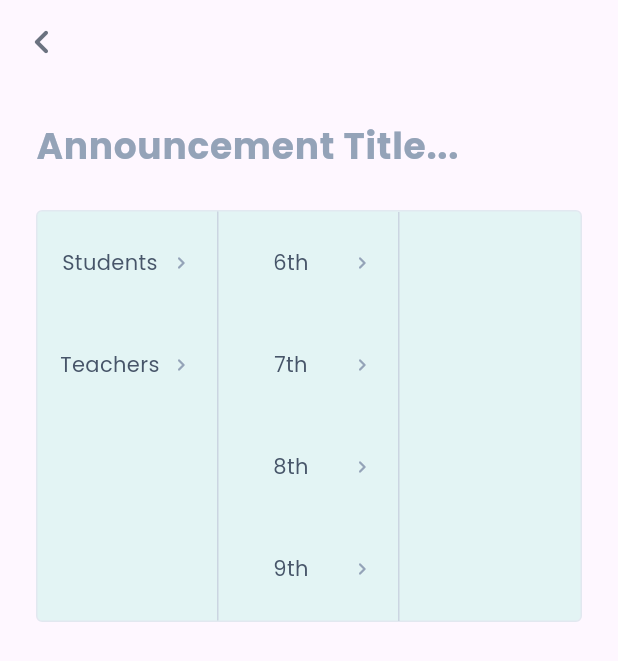
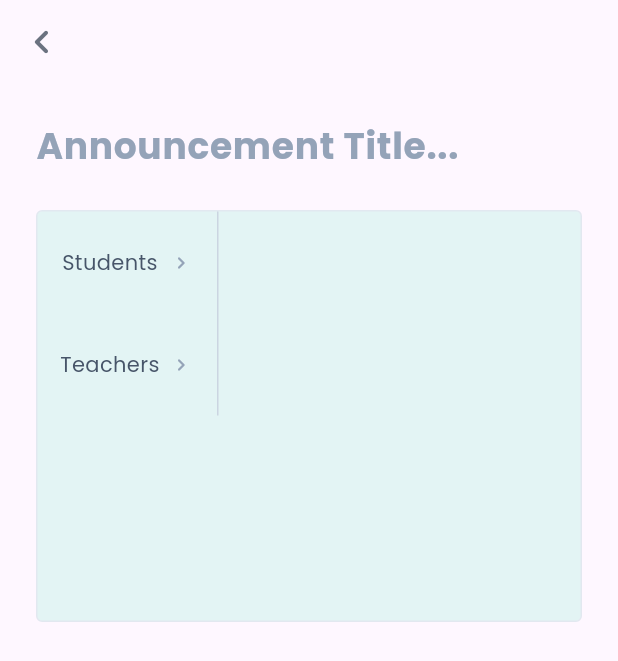
Before and after one commit to Aadv1k/Project_CampusPilot, a Flutter app: the screen it shows after launch, on a phone screen of 412 x 824 dp. Shown: the top 661 px of the screen. Run offline on Flutter 3.47's test engine with Material 3 defaults, Android fonts, the phone set to English and light mode, and no system bars; our stand-ins replace flutter_otp_text_field, flutter_secure_storage, google_fonts, jwt_decoder, mask_text_input_formatter.

Commit message:
Implement early scope selector

```diff
--- /dev/null
+++ b/app/lib/components/scope_selector.dart
@@ -0,0 +1,204 @@
+import 'package:app/utils/colors.dart';
+import 'package:app/utils/sizes.dart';
+import 'package:flutter/material.dart';
+
+
+class ScopeStructure {
+  ScopeStructure({
+    required this.value,
+    required this.userReadable,
+    this.children = const [],
+  });
+
+  String value;
+  String userReadable;
+  List<ScopeStructure> children;
+}
+
+final baseStructure = [
+  ScopeStructure(
+    value: "students",
+    userReadable: "Students",
+    children: [
+      ScopeStructure(
+        value: "8",
+        userReadable: "8th Grade",
+        children: [
+          ScopeStructure(value: "8A", userReadable: "A", children: []),
+          ScopeStructure(value: "8B", userReadable: "B", children: []),
+          ScopeStructure(value: "8C", userReadable: "C", children: []),
+        ],
+      ),
+      ScopeStructure(
+        value: "9",
+        userReadable: "9th Grade",
+        children: [
+          ScopeStructure(value: "9A", userReadable: "A", children: []),
+          ScopeStructure(value: "9B", userReadable: "B", children: []),
+          ScopeStructure(value: "9C", userReadable: "C", children: []),
+        ],
+      ),
+      ScopeStructure(
+        value: "10",
+        userReadable: "10th Grade",
+        children: [
+          ScopeStructure(value: "10A", userReadable: "A", children: []),
+          ScopeStructure(value: "10B", userReadable: "B", children: []),
+          ScopeStructure(value: "10C", userReadable: "C", children: []),
+        ],
+      ),
+    ],
+  ),
+  ScopeStructure(
+    value: "teachers",
+    userReadable: "Teachers",
+    children: [
+      ScopeStructure(
+        value: "math",
+        userReadable: "Math Department",
+        children: [
+          ScopeStructure(value: "algebra", userReadable: "Algebra", children: []),
+          ScopeStructure(value: "geometry", userReadable: "Geometry", children: []),
+          ScopeStructure(value: "calculus", userReadable: "Calculus", children: []),
+        ],
+      ),
+      ScopeStructure(
+        value: "science",
+        userReadable: "Science Department",
+        children: [
+          ScopeStructure(value: "physics", userReadable: "Physics", children: []),
+          ScopeStructure(value: "chemistry", userReadable: "Chemistry", children: []),
+          ScopeStructure(value: "biology", userReadable: "Biology", children: []),
+        ],
+      ),
+      ScopeStructure(
+        value: "languages",
+        userReadable: "Languages Department",
+        children: [
+          ScopeStructure(value: "english", userReadable: "English", children: []),
+          ScopeStructure(value: "spanish", userReadable: "Spanish", children: []),
+          ScopeStructure(value: "french", userReadable: "French", children: []),
+        ],
+      ),
+    ],
+  ),
+];
+
+class ScopeSelector extends StatefulWidget {
+  const ScopeSelector({
+    Key? key,
+  }) : super(key: key);
+
+  @override
+  State<ScopeSelector> createState() => _ScopeSelectorState();
+}
+
+class _ScopeSelectorState extends State<ScopeSelector> {
+  List<Widget> openedColumns = [Column(), Column(), Column()];
+
+  @override
+  void initState() {
+    super.initState();
+    openedColumns[0] = Column(
+      children: _genericStructureBuilder(baseStructure, (value) {
+        var second = baseStructure.firstWhere((elem) => elem.value == value);
+        setState(() {
+          openedColumns[1] = Column(
+            children: _genericStructureBuilder(second.children, (childValue) {
+              var third = second.children.firstWhere((elem) => elem.value == childValue);
+              setState(() {
+                openedColumns[2] = Column(
+                  children: _genericStructureBuilder(third.children, (grandChildValue) {})
+                );
+              });
+            })
+          );
+        });
+      }),
+    );
+
+
+  }
+
+  List<Widget> _genericStructureBuilder(List<dynamic> structure, Function(String) onTap) {
+    List<Widget> genericWidgetList = [];
+
+    for (var elem in structure) {
+      genericWidgetList.add(
+        ScopeSelectorItem(text: elem.userReadable, onTap: () => onTap(elem.value), onLongPress: () {}),
+      );
+    }
+
+    return genericWidgetList;
+  }
+
+  @override
+  Widget build(BuildContext context) {
+    return Container(
+      height: MediaQuery.of(context).size.height / 3,
+      width: double.infinity,
+      padding: const EdgeInsets.symmetric(horizontal: 0, vertical: 0),
+      decoration: BoxDecoration(
+        color: Palette.offWhite100,
+        border: Border.all(color: Palette.slate200, width: 1),
+        borderRadius: BorderRadius.circular(Radii.sm),
+      ),
+      child: Row(
+        mainAxisAlignment: MainAxisAlignment.start,
+        crossAxisAlignment: CrossAxisAlignment.start,
+        children: openedColumns.map((column) {
+          return Expanded(
+            child: Container(
+              decoration: const BoxDecoration(border: Border(right: BorderSide(color: Palette.slate300, width: 1))),
+              child: SingleChildScrollView(child: column),
+            ),
+          );
+        }).toList(),
+      ),
+    );
+  }
+}
+
+
+class ScopeSelectorItem extends StatelessWidget {
+  const ScopeSelectorItem({required this.text, super.key, this.active, required this.onTap, required this.onLongPress});
+
+  final String text;
+  final bool? active;
+
+  final Function() onTap;
+  final Function() onLongPress;
+
+  final double _accentBorderSize = 5;
+
+  @override
+  Widget build(BuildContext context) {
+    return GestureDetector(
+      onLongPress: onLongPress,
+      onTap: onTap,
+      child: Container(
+        decoration: BoxDecoration(
+          color: active != null ? Palette.lightBlue.withOpacity(0.3) : null,
+          border: Border(left: BorderSide(color: active == true ? Palette.lightBlue : Colors.transparent, width: _accentBorderSize)),
+        ),
+
+        padding: const EdgeInsets.only(left: Spacing.xs, right: Spacing.md, top: Spacing.lg, bottom: Spacing.lg),
+        child: Row(
+          mainAxisAlignment: MainAxisAlignment.spaceBetween,
+          children: [
+            Expanded(
+              child: Text(text,
+                  textAlign: TextAlign.center,
+                  style: const TextStyle(
+                    fontSize: FontSize.sm,
+                    color: Palette.slate600,
+                  )),
+            ),
+
+            const Icon(Icons.chevron_right_rounded, color: Palette.slate400, size: Widths.xs)
+          ],
+        ),
+      ),
+    );
+  }
+}
--- a/app/lib/views/announcement_create_view.dart
+++ b/app/lib/views/announcement_create_view.dart
@@ -1,3 +1,4 @@
+import 'package:app/components/scope_selector.dart';
 import 'package:app/models/announcement.dart';
 import 'package:app/utils/colors.dart';
 import 'package:app/utils/sizes.dart';
@@ -66,86 +67,9 @@ class _AnnouncementCreateViewState extends State<AnnouncementCreateView> {
 
               const SizedBox(height: Spacing.md),
 
-              Container(
-                height: MediaQuery.sizeOf(context).height / 3,
-                width: double.infinity,
-                padding: const EdgeInsets.symmetric(horizontal: 0, vertical: 0),
-                decoration: BoxDecoration(
-                  color: Palette.offWhite100,
-                  border: Border.all(color: Palette.slate200, width: 1),
-                  borderRadius: BorderRadius.circular(Radii.sm)
-                ),
-                child: Row(
-                  children: [
-                    Expanded(
-                      child: Container(
-                        decoration: const BoxDecoration(border: Border(right: BorderSide(color: Palette.slate300, width: 1))),
-                        child: const Column(children: [
-                          ScopeSelectorItem(text: "Students", ),
-                          ScopeSelectorItem(text: "Teachers"),
-                        ],)
-                      ),
-                    ),
-
-                    Expanded(
-                      child: SingleChildScrollView(
-                        child: Container(decoration: const BoxDecoration(border: Border(right: BorderSide(color: Palette.slate300, width: 1))),
-                          child: const Column(children: [
-                            ScopeSelectorItem(text: "6th"),
-                            ScopeSelectorItem(text: "7th"),
-                            ScopeSelectorItem(text: "8th"),
-                            ScopeSelectorItem(text: "9th"),
-                            ScopeSelectorItem(text: "10th"),
-                            ScopeSelectorItem(text: "11th"),
-                            ScopeSelectorItem(text: "12th"),
-                          ],)
-                        ),
-                      ),
-                    ),
-
-
-                    Expanded(child: Container())
-                  ],
-                )
-              )
+              const ScopeSelector()
             ],
           ),
         ));
   }
 }
-
-class ScopeSelectorItem extends StatelessWidget {
-  const ScopeSelectorItem({required this.text, super.key, this.active});
-
-  final String text;
-  final bool? active;
-
-  final double _accentBorderSize = 5;
-
-  @override
-  Widget build(BuildContext context) {
-    return Container(
-      decoration: BoxDecoration(
-        color: active != null ? Palette.lightBlue.withOpacity(0.3) : null,
-        border: Border(left: BorderSide(color: active == true ? Palette.lightBlue : Colors.transparent, width: _accentBorderSize)),
-      ),
-
-      padding: const EdgeInsets.only(left: Spacing.xs, right: Spacing.md, top: Spacing.lg, bottom: Spacing.lg),
-      child: Row(
-        mainAxisAlignment: MainAxisAlignment.spaceBetween,
-        children: [
-          Expanded(
-            child: Text(text,
-                textAlign: TextAlign.center,
-                style: const TextStyle(
-                  fontSize: FontSize.sm,
-                  color: Palette.slate600,
-                )),
-          ),
-
-          const Icon(Icons.chevron_right_rounded, color: Palette.slate400, size: Widths.xs)
-        ],
-      ),
-    );
-  }
-}
```
